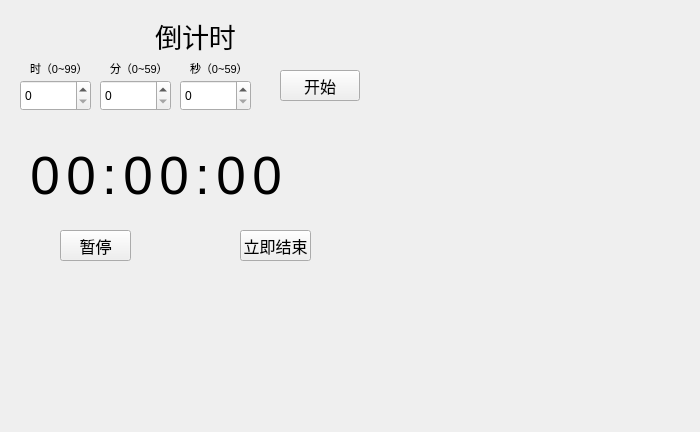
First picture: the form in realProgect/r_clock.ui, repository Arthur381/QTproject, before the edit.
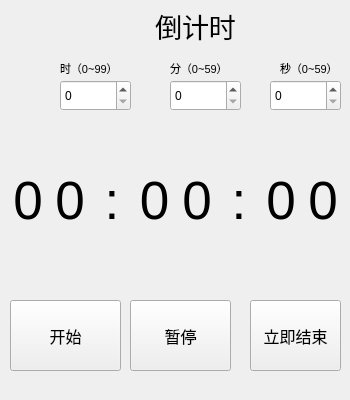
Second picture: the form after the edit.

```diff
--- a/realProgect/r_clock.ui
+++ b/realProgect/r_clock.ui
@@ -6,20 +6,20 @@
    <rect>
     <x>0</x>
     <y>0</y>
-    <width>700</width>
-    <height>432</height>
+    <width>350</width>
+    <height>400</height>
    </rect>
   </property>
   <property name="minimumSize">
    <size>
-    <width>700</width>
-    <height>432</height>
+    <width>350</width>
+    <height>400</height>
    </size>
   </property>
   <property name="maximumSize">
    <size>
-    <width>700</width>
-    <height>432</height>
+    <width>350</width>
+    <height>400</height>
    </size>
   </property>
   <property name="windowTitle">
@@ -28,7 +28,7 @@
   <widget class="QSpinBox" name="sb_hour">
    <property name="geometry">
     <rect>
-     <x>20</x>
+     <x>60</x>
      <y>80</y>
      <width>71</width>
      <height>31</height>
@@ -38,7 +38,7 @@
   <widget class="QSpinBox" name="sb_min">
    <property name="geometry">
     <rect>
-     <x>100</x>
+     <x>170</x>
      <y>80</y>
      <width>71</width>
      <height>31</height>
@@ -48,7 +48,7 @@
   <widget class="QSpinBox" name="sb_sec">
    <property name="geometry">
     <rect>
-     <x>180</x>
+     <x>270</x>
      <y>80</y>
      <width>71</width>
      <height>31</height>
@@ -58,10 +58,10 @@
   <widget class="QPushButton" name="pushButton">
    <property name="geometry">
     <rect>
-     <x>280</x>
-     <y>70</y>
-     <width>80</width>
-     <height>31</height>
+     <x>10</x>
+     <y>300</y>
+     <width>111</width>
+     <height>71</height>
     </rect>
    </property>
    <property name="font">
@@ -76,7 +76,7 @@
   <widget class="QLabel" name="label">
    <property name="geometry">
     <rect>
-     <x>30</x>
+     <x>60</x>
      <y>60</y>
      <width>60</width>
      <height>16</height>
@@ -94,7 +94,7 @@
   <widget class="QLabel" name="label_2">
    <property name="geometry">
     <rect>
-     <x>110</x>
+     <x>170</x>
      <y>60</y>
      <width>60</width>
      <height>16</height>
@@ -112,7 +112,7 @@
   <widget class="QLabel" name="label_4">
    <property name="geometry">
     <rect>
-     <x>190</x>
+     <x>280</x>
      <y>60</y>
      <width>60</width>
      <height>16</height>
@@ -130,10 +130,10 @@
   <widget class="QPushButton" name="pause">
    <property name="geometry">
     <rect>
-     <x>60</x>
-     <y>230</y>
-     <width>71</width>
-     <height>31</height>
+     <x>130</x>
+     <y>300</y>
+     <width>101</width>
+     <height>71</height>
     </rect>
    </property>
    <property name="font">
@@ -148,10 +148,10 @@
   <widget class="QPushButton" name="end">
    <property name="geometry">
     <rect>
-     <x>240</x>
-     <y>230</y>
-     <width>71</width>
-     <height>31</height>
+     <x>250</x>
+     <y>300</y>
+     <width>91</width>
+     <height>71</height>
     </rect>
    </property>
    <property name="font">
@@ -167,7 +167,7 @@
    <property name="geometry">
     <rect>
      <x>130</x>
-     <y>20</y>
+     <y>10</y>
      <width>131</width>
      <height>31</height>
     </rect>
@@ -187,10 +187,10 @@
   <widget class="QWidget" name="layoutWidget">
    <property name="geometry">
     <rect>
-     <x>30</x>
-     <y>140</y>
-     <width>251</width>
-     <height>71</height>
+     <x>10</x>
+     <y>120</y>
+     <width>331</width>
+     <height>161</height>
     </rect>
    </property>
    <property name="font">
@@ -324,10 +324,10 @@
   <widget class="QLabel" name="label_shalou">
    <property name="geometry">
     <rect>
-     <x>300</x>
-     <y>130</y>
-     <width>71</width>
-     <height>81</height>
+     <x>0</x>
+     <y>10</y>
+     <width>51</width>
+     <height>91</height>
     </rect>
    </property>
    <property name="text">
```
